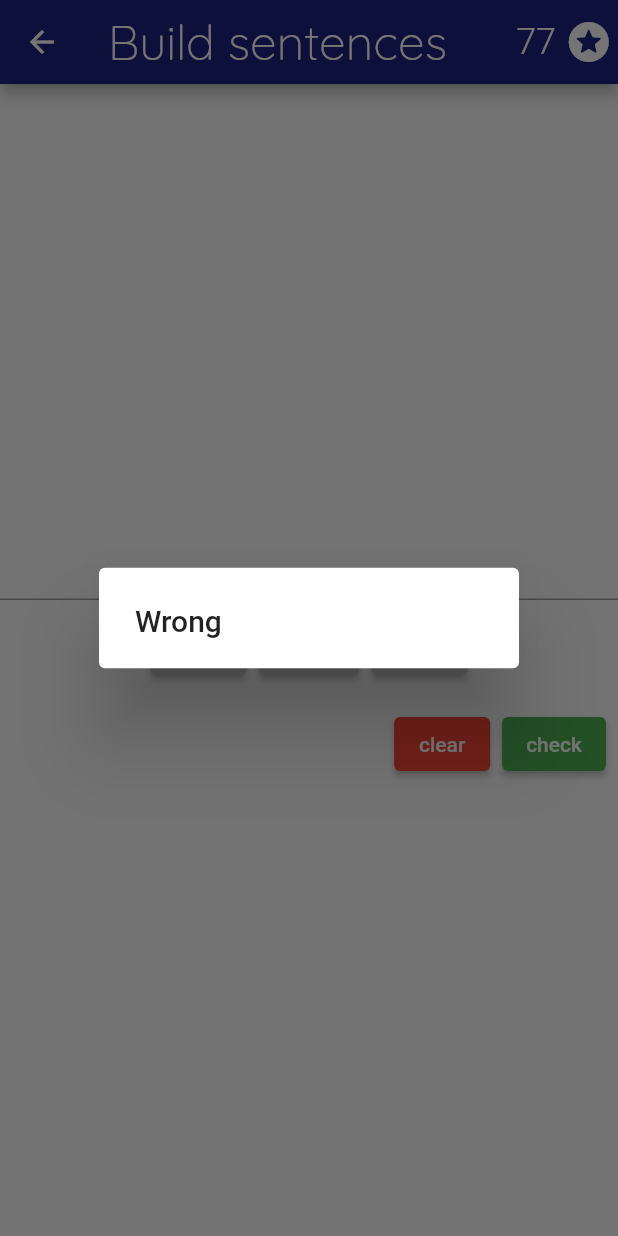
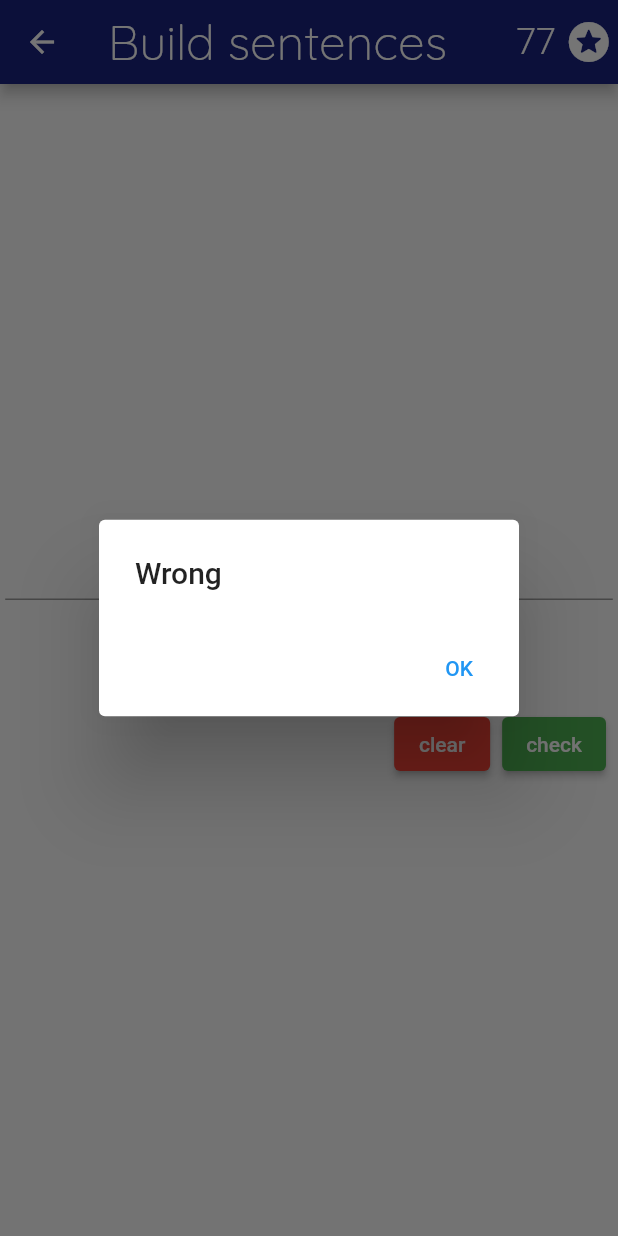
Before and after one commit to DenXman111/EnglishLearningApp, a Flutter app: the BuildSentencesGame screen opened directly, after a tap on "check", on a phone screen of 412 x 824 dp. Run offline on Flutter 3.47's test engine with Material 2 defaults, Android fonts, the phone set to English and light mode, and no system bars; our stand-ins replace google_fonts, hive, hive_flutter; accounts and stored records are empty; generated files the repository leaves out were written again.

Commit message:
Build sentences game logic added

```diff
--- a/lib/view/BuildSentencesGameState.dart
+++ b/lib/view/BuildSentencesGameState.dart
@@ -13,22 +13,81 @@ enum VerificationResult {
 
 
 class BuildSentencesGameState extends State<BuildSentencesGame>{
-  var txt1 = TextEditingController();
+  var _controllers = new List<TextEditingController>();
+  var _sentence = new List<String>();
+
+  int _currentField = 0;
+  int _currentSentence = 1;
+  int N;
+
   static const scale = 7.2;
+
+  List<String> _getSentence(int num) {
+    List<String> s = new List<String>();
+    s.add("I");
+    for (int i = 1; i < num; i++) s.add("still");
+    s.add("love");
+    s.add("TCS");
+    return s;
+  }
+
+  _nextSentence(){
+    setState(() {
+      _currentSentence += 1;
+    });
+  }
 
   @override
   Widget build(BuildContext context) {
     TotalPoints totalPoints = TotalPoints();
+    _sentence = _getSentence(_currentSentence);
+    N = _sentence.length;
+    for (int i = 0; i <= N; i++) {
+      if (_controllers.length == i) _controllers.add(TextEditingController());
+      _controllers[i].text = "";
+    }
+    _currentField = 0;
 
     ButtonStyle _wordStyle = ElevatedButton.styleFrom(
         primary: Colors.grey[400], // background
     );
 
-    Widget _buildPopupDialog(BuildContext context, String text) {
-      return new AlertDialog(
-        title: Text(text),
-      );
+
+    List<Widget> _getFields(){
+      List<Widget> fields = List<Widget>();
+      fields.add(new Text(" "));
+      for(int i = 0; i < N; i++){
+        fields.add(new Flexible(
+          child: TextField(
+            controller: _controllers[i],
+          ),
+        ));
+        fields.add(new Text(" "));
+      }
+      return fields;
     }
+
+    List<Widget> _getWords(){
+      List<Widget> words = List<Widget>();
+
+      for(int i = 0; i < N; i++) {
+        words.add(new ElevatedButton(
+            child: new Text(_sentence[i]),
+            style: _wordStyle,
+            onPressed: () {
+              _controllers[_currentField].text = _sentence[i];
+              if (_currentField < N) ++_currentField;
+            })
+        );
+      }
+      return words;
+    }
+
+    void _clearFields() {
+      for (int i = 0; i < N; i++) _controllers[i].text = "";
+      _currentField = 0;
+    }
+
 
     return Scaffold(
       appBar: AppBar(
@@ -60,46 +119,12 @@ class BuildSentencesGameState extends State<BuildSentencesGame>{
           children: [
             Row(
               //mainAxisAlignment: MainAxisAlignment.spaceEvenly,
-              children: <Widget>[
-                Flexible(
-                  child: TextField(
-                    controller: txt1,
-                  ),
-                ),
-                Text(" "),
-                Flexible(
-                  child: TextField(
-
-                  ),
-                ),
-                Text(" "),
-                Flexible(
-                  child: TextField(
-
-                  ),
-                ),
-              ],
+              children: _getFields(),
             ),
 
             ButtonBar(
                 mainAxisSize: MainAxisSize.min,
-                children: <Widget>[
-                  ElevatedButton(
-                    child: new Text('am'),
-                    style: _wordStyle,
-                    onPressed: (){ txt1.text = "am";},
-                  ),
-                  ElevatedButton(
-                    child: new Text('Denis'),
-                    style: _wordStyle,
-                    onPressed: (){ txt1.text = "Denis";},
-                  ),
-                  ElevatedButton(
-                    child: new Text('I'),
-                    style: _wordStyle,
-                    onPressed: (){ txt1.text = "I";},
-                  ),
-                ],
+                children: _getWords(),
               ),
 
             ButtonBar(
@@ -111,7 +136,7 @@ class BuildSentencesGameState extends State<BuildSentencesGame>{
                     primary: Colors.red, // background
                     onPrimary: Colors.white, // foreground
                   ),
-                  onPressed: (){ txt1.text = "";},
+                  onPressed: _clearFields,
                 ),
                 ElevatedButton(
                   child: new Text('check'),
@@ -121,15 +146,31 @@ class BuildSentencesGameState extends State<BuildSentencesGame>{
                   ),
                   onPressed: (){
                     String msg;
-                    if (txt1.text == "I"){
-                      msg = "Correct";
-                    } else{
-                      msg = "Wrong";
-                    }
+                    var f = true;
+                    for (int i = 0; i < N; i++) if (_controllers[i].text != _sentence[i]) f = false;
+                    if (f) msg = "Correct"; else msg = "Wrong";
+
+                    showDialog<String>(
+                      context: context,
+                      builder: (BuildContext context) => AlertDialog(
+                        title: Text(msg),
+                        actions: <Widget>[
+                          TextButton(
+                            onPressed: () => {
+                                _nextSentence(),
+                                Navigator.pop(context)
+                            },
+                            child: const Text('OK'),
+                          ),
+                        ],
+                      ),
+                    );
+                    /*
                     showDialog(
                       context: context,
-                      builder: (BuildContext context) => _buildPopupDialog(context, msg),
-                    ).then((value) => Navigator.pop(context));
+                      builder: (BuildContext context) => AlertDialog(
+                      _buildPopupDialog(context, msg),
+                    ).then((value) => Navigator.pop(context));*/
                   },
                 ),
               ],
@@ -139,4 +180,5 @@ class BuildSentencesGameState extends State<BuildSentencesGame>{
       ),
     );
   }
+
 }
```
